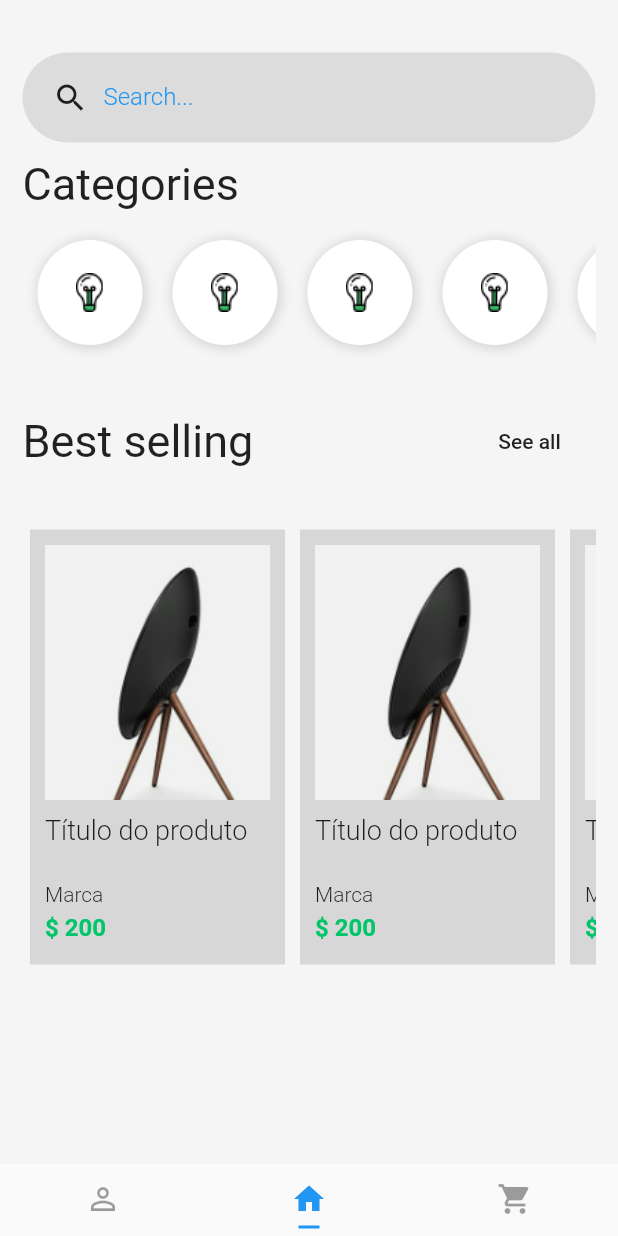
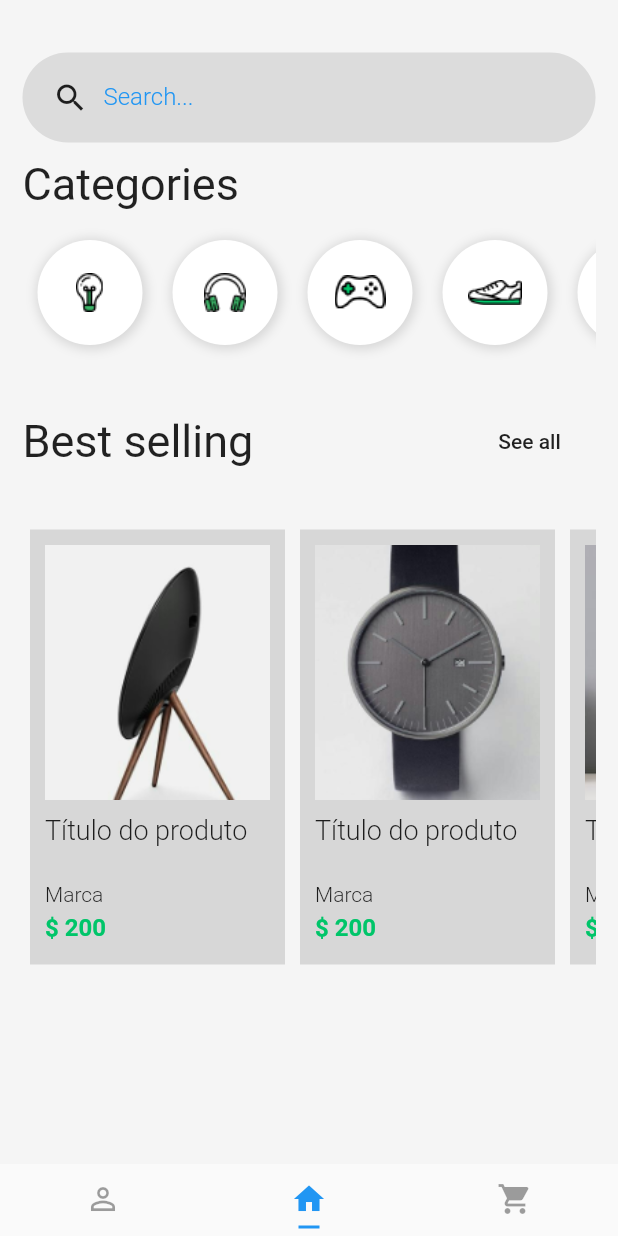
Before and after one commit to ozmartins/flutter-shopping, a Flutter app: the screen it shows after launch, item 2 of the bottom bar chosen, on a phone screen of 412 x 824 dp. Run offline on Flutter 3.47's test engine with Material 2 defaults, Android fonts, the phone set to English and light mode, and no system bars.

Commit message:
Organizing widgts

```diff
--- a/lib/pages/home.page.dart
+++ b/lib/pages/home.page.dart
@@ -1,8 +1,9 @@
 // ignore_for_file: prefer_const_constructors, avoid_unnecessary_containers, sized_box_for_whitespace, prefer_const_literals_to_create_immutables, deprecated_member_use
 
 import 'package:flutter/material.dart';
-
-import 'product.page.dart';
+import 'package:shopping/widgets/category/category-list.widget.dart';
+import 'package:shopping/widgets/product/product-list.widget.dart';
+import 'package:shopping/widgets/search-box.widget.dart';
 
 class HomePage extends StatelessWidget {
   const HomePage({Key? key}) : super(key: key);
@@ -19,7 +20,7 @@ class HomePage extends StatelessWidget {
             SizedBox(
               height: 20,
             ),
-            search(),
+            SearchBox(),
             SizedBox(
               height: 10,
             ),
@@ -34,7 +35,7 @@ class HomePage extends StatelessWidget {
             ),
             Container(
               height: 90,
-              child: categoryList(),
+              child: CategoryList(),
             ),
             SizedBox(
               height: 30,
@@ -59,7 +60,7 @@ class HomePage extends StatelessWidget {
             ),
             Container(
               height: 300,
-              child: productList(context),
+              child: ProductList(),
             ),
           ],
         ),
@@ -67,157 +68,3 @@ class HomePage extends StatelessWidget {
     );
   }
 }
-
-Widget search() {
-  return Container(
-    padding: EdgeInsets.only(left: 20),
-    height: 60,
-    decoration: BoxDecoration(
-      color: Colors.black.withOpacity(0.1),
-      borderRadius: BorderRadius.all(
-        Radius.circular(128),
-      ),
-    ),
-    child: Row(
-      children: [
-        Icon(Icons.search),
-        Container(
-          width: 300,
-          padding: EdgeInsets.only(left: 10),
-          child: TextFormField(
-            keyboardType: TextInputType.text,
-            decoration: InputDecoration(
-              border: InputBorder.none,
-              labelText: "Search...",
-              labelStyle: TextStyle(
-                color: Colors.blue,
-                fontWeight: FontWeight.w300,
-                fontSize: 16,
-              ),
-            ),
-            style: TextStyle(
-              fontSize: 20,
-              color: Colors.blue,
-            ),
-          ),
-        ),
-      ],
-    ),
-  );
-}
-
-Widget categoryList() {
-  return Container(
-    child: ListView(
-      scrollDirection: Axis.horizontal,
-      children: [
-        categoryItem(),
-        categoryItem(),
-        categoryItem(),
-        categoryItem(),
-        categoryItem(),
-        categoryItem(),
-      ],
-    ),
-  );
-}
-
-Widget categoryItem() {
-  return Container(
-    height: 70,
-    width: 70,
-    margin: EdgeInsets.all(10),
-    padding: EdgeInsets.all(10),
-    decoration: BoxDecoration(
-      color: Colors.white,
-      boxShadow: [
-        BoxShadow(
-            color: Colors.black12,
-            offset: Offset(1, 1),
-            blurRadius: 5,
-            spreadRadius: 2),
-      ],
-      borderRadius: BorderRadius.circular(64),
-    ),
-    child: Image.asset("assets/Icon_Devices.png"),
-  );
-}
-
-Widget productList(BuildContext context) {
-  return Container(
-    child: ListView(
-      scrollDirection: Axis.horizontal,
-      children: [
-        productItem(context),
-        productItem(context),
-        productItem(context),
-        productItem(context),
-        productItem(context),
-        productItem(context),
-      ],
-    ),
-  );
-}
-
-Widget productItem(BuildContext context) {
-  return Container(
-    padding: EdgeInsets.all(10),
-    margin: EdgeInsets.all(5),
-    width: 170,
-    color: Colors.black12,
-    child: Column(
-      crossAxisAlignment: CrossAxisAlignment.start,
-      children: [
-        GestureDetector(
-          onTap: () {
-            Navigator.push(
-              context,
-              MaterialPageRoute(
-                builder: (context) => ProductPage(),
-              ),
-            );
-          },
-          child: Image.asset(
-            "assets/product-1.png",
-            width: 170,
-            height: 170,
-            fit: BoxFit.cover,
-          ),
-        ),
-        SizedBox(
-          height: 10,
-        ),
-        Container(
-          height: 40,
-          child: Text(
-            "Título do produto",
-            style: TextStyle(
-              fontSize: 18,
-              fontWeight: FontWeight.w300,
-            ),
-          ),
-        ),
-        SizedBox(
-          height: 5,
-        ),
-        Text(
-          "Marca",
-          style: TextStyle(
-            fontSize: 14,
-            fontWeight: FontWeight.w300,
-          ),
-        ),
-        SizedBox(
-          height: 5,
-        ),
-        Text(
-          "\$ 200",
-          style: TextStyle(
-              fontSize: 16,
-              fontWeight: FontWeight.bold,
-              color: Color(0xFF00C569)),
-        ),
-      ],
-    ),
-  );
-}
--- a/lib/pages/product.page.dart
+++ b/lib/pages/product.page.dart
@@ -1,6 +1,4 @@
 // ignore_for_file: prefer_const_constructors, prefer_const_literals_to_create_immutables
-
-import 'dart:ffi';
 
 import 'package:flutter/material.dart';
 
--- /dev/null
+++ b/lib/widgets/category/category-item.widget.dart
@@ -0,0 +1,31 @@
+// ignore_for_file: prefer_const_constructors, prefer_const_literals_to_create_immutables
+
+import 'package:flutter/material.dart';
+
+class CategoryItem extends StatelessWidget {
+  final String image;
+
+  const CategoryItem({Key? key, required this.image}) : super(key: key);
+
+  @override
+  Widget build(BuildContext context) {
+    return Container(
+      height: 70,
+      width: 70,
+      margin: EdgeInsets.all(10),
+      padding: EdgeInsets.all(10),
+      decoration: BoxDecoration(
+        color: Colors.white,
+        boxShadow: [
+          BoxShadow(
+              color: Colors.black12,
+              offset: Offset(1, 1),
+              blurRadius: 5,
+              spreadRadius: 2),
+        ],
+        borderRadius: BorderRadius.circular(64),
+      ),
+      child: Image.asset(image),
+    );
+  }
+}
--- /dev/null
+++ b/lib/widgets/category/category-list.widget.dart
@@ -0,0 +1,24 @@
+// ignore_for_file: avoid_unnecessary_containers, prefer_const_constructors, prefer_const_literals_to_create_immutables
+
+import 'package:flutter/material.dart';
+import 'package:shopping/widgets/category/category-item.widget.dart';
+
+class CategoryList extends StatelessWidget {
+  const CategoryList({Key? key}) : super(key: key);
+
+  @override
+  Widget build(BuildContext context) {
+    return Container(
+      child: ListView(
+        scrollDirection: Axis.horizontal,
+        children: [
+          CategoryItem(image: "assets/Icon_Devices.png"),
+          CategoryItem(image: "assets/Icon_Gadgets.png"),
+          CategoryItem(image: "assets/Icon_Gaming.png"),
+          CategoryItem(image: "assets/Icon_Mens_Shoe.png"),
+          CategoryItem(image: "assets/Icon_Womens_Shoe.png"),
+        ],
+      ),
+    );
+  }
+}
--- /dev/null
+++ b/lib/widgets/product/product-item.widget.dart
@@ -0,0 +1,74 @@
+// ignore_for_file: prefer_const_constructors, sized_box_for_whitespace
+
+import 'package:flutter/material.dart';
+import 'package:shopping/pages/product.page.dart';
+
+class ProductItem extends StatelessWidget {
+  final String image;
+
+  const ProductItem({Key? key, required this.image}) : super(key: key);
+
+  @override
+  Widget build(BuildContext context) {
+    return Container(
+      padding: EdgeInsets.all(10),
+      margin: EdgeInsets.all(5),
+      width: 170,
+      color: Colors.black12,
+      child: Column(
+        crossAxisAlignment: CrossAxisAlignment.start,
+        children: [
+          GestureDetector(
+            onTap: () {
+              Navigator.push(
+                context,
+                MaterialPageRoute(
+                  builder: (context) => ProductPage(),
+                ),
+              );
+            },
+            child: Image.asset(
+              image,
+              width: 170,
+              height: 170,
+              fit: BoxFit.cover,
+            ),
+          ),
+          SizedBox(
+            height: 10,
+          ),
+          Container(
+            height: 40,
+            child: Text(
+              "Título do produto",
+              style: TextStyle(
+                fontSize: 18,
+                fontWeight: FontWeight.w300,
+              ),
+            ),
+          ),
+          SizedBox(
+            height: 5,
+          ),
+          Text(
+            "Marca",
+            style: TextStyle(
+              fontSize: 14,
+              fontWeight: FontWeight.w300,
+            ),
+          ),
+          SizedBox(
+            height: 5,
+          ),
+          Text(
+            "\$ 200",
+            style: TextStyle(
+                fontSize: 16,
+                fontWeight: FontWeight.bold,
+                color: Color(0xFF00C569)),
+          ),
+        ],
+      ),
+    );
+  }
+}
--- /dev/null
+++ b/lib/widgets/product/product-list.widget.dart
@@ -0,0 +1,30 @@
+// ignore_for_file: prefer_const_constructors, avoid_unnecessary_containers, prefer_const_literals_to_create_immutables
+
+import 'package:flutter/material.dart';
+
+import 'product-item.widget.dart';
+
+class ProductList extends StatelessWidget {
+  const ProductList({Key? key}) : super(key: key);
+
+  @override
+  Widget build(BuildContext context) {
+    return Container(
+      child: ListView(
+        scrollDirection: Axis.horizontal,
+        children: [
+          ProductItem(image: "assets/product-1.png"),
+          ProductItem(image: "assets/product-2.png"),
+          ProductItem(image: "assets/product-3.png"),
+          ProductItem(image: "assets/product-4.png"),
+          ProductItem(image: "assets/product-5.png"),
+          ProductItem(image: "assets/product-6.png"),
+          ProductItem(image: "assets/product-7.png"),
+          ProductItem(image: "assets/product-8.png"),
+          ProductItem(image: "assets/product-9.png"),
+          ProductItem(image: "assets/product-10.png"),
+        ],
+      ),
+    );
+  }
+}
--- /dev/null
+++ b/lib/widgets/search-box.widget.dart
@@ -0,0 +1,46 @@
+// ignore_for_file: prefer_const_constructors
+
+import 'package:flutter/material.dart';
+
+class SearchBox extends StatelessWidget {
+  const SearchBox({Key? key}) : super(key: key);
+
+  @override
+  Widget build(BuildContext context) {
+    return Container(
+      padding: EdgeInsets.only(left: 20),
+      height: 60,
+      decoration: BoxDecoration(
+        color: Colors.black.withOpacity(0.1),
+        borderRadius: BorderRadius.all(
+          Radius.circular(128),
+        ),
+      ),
+      child: Row(
+        children: [
+          Icon(Icons.search),
+          Container(
+            width: 300,
+            padding: EdgeInsets.only(left: 10),
+            child: TextFormField(
+              keyboardType: TextInputType.text,
+              decoration: InputDecoration(
+                border: InputBorder.none,
+                labelText: "Search...",
+                labelStyle: TextStyle(
+                  color: Colors.blue,
+                  fontWeight: FontWeight.w300,
+                  fontSize: 16,
+                ),
+              ),
+              style: TextStyle(
+                fontSize: 20,
+                color: Colors.blue,
+              ),
+            ),
+          ),
+        ],
+      ),
+    );
+  }
+}
```
